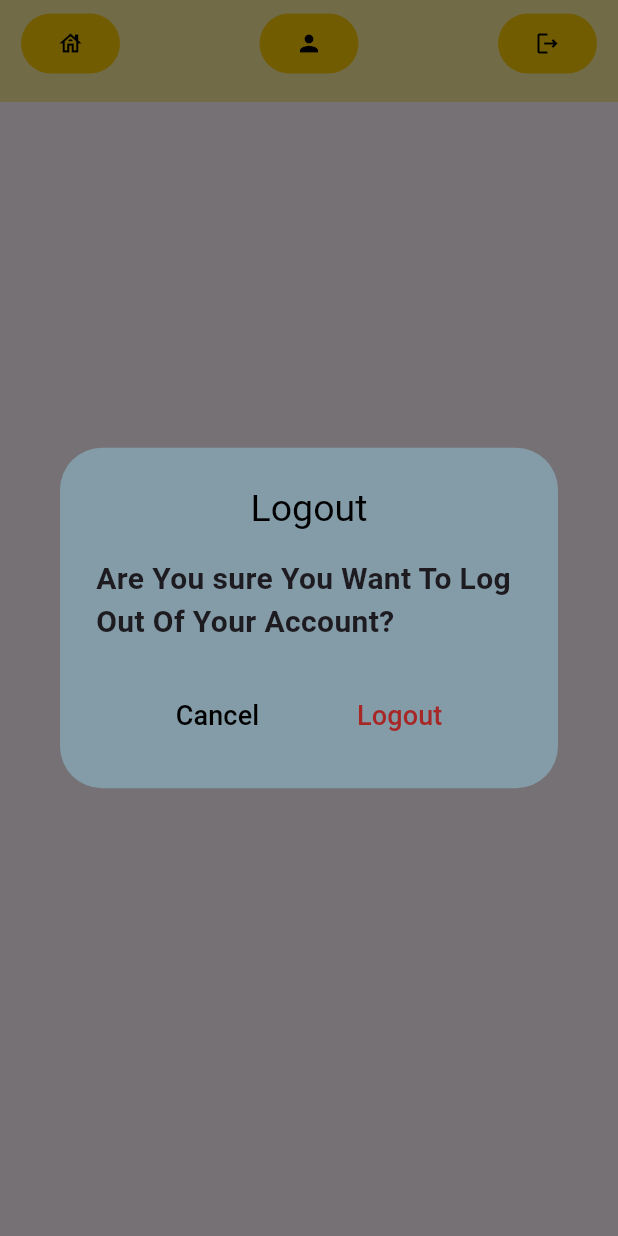
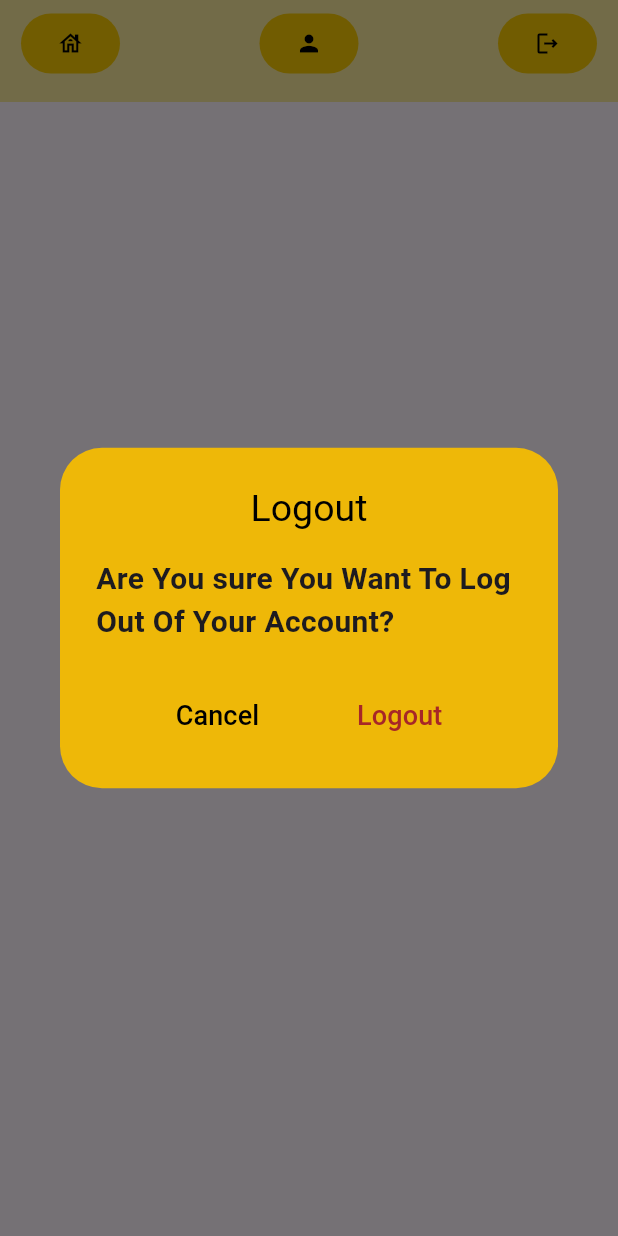
Before and after one commit to Takalani-Nedzanani/Transport_App, a Flutter app: the AdminNavbar widget shown alone on an empty page, opened directly, after a tap on the "logout" icon, on a phone screen of 412 x 824 dp. Run offline on Flutter 3.47's test engine with Material 3 defaults, Android fonts, the phone set to English and light mode, and no system bars; our stand-ins replace cloud_firestore, email_validator, firebase_auth, firebase_core, google_fonts, lottie; accounts and stored records are empty.

Commit message:
new code of lines

```diff
--- a/lib/pages/login.dart
+++ b/lib/pages/login.dart
@@ -318,11 +318,13 @@ class _LoginState extends State<Login> {
 
       if (role == 'admin') {
         Navigator.push(
+          // ignore: use_build_context_synchronously
           context,
           MaterialPageRoute(builder: (context) => AdminDashboard()),
         ); // Admin Home Screen
       } else {
         Navigator.push(
+          // ignore: use_build_context_synchronously
           context,
           MaterialPageRoute(builder: (context) => Home()),
         ); // User Home Screen
--- a/lib/pages/widgets/admin_navbar.dart
+++ b/lib/pages/widgets/admin_navbar.dart
@@ -79,7 +79,7 @@ class _AdminNavbarState extends State<AdminNavbar> {
                   context: context,
                   builder: (context) {
                     return AlertDialog(
-                      backgroundColor: const Color.fromARGB(255, 131, 156, 168),
+                      backgroundColor: const Color.fromARGB(255, 238, 184, 8),
                       actionsAlignment: MainAxisAlignment.spaceEvenly,
                       title: const Center(
                         child: Text(
--- a/lib/pages/widgets/navbar.dart
+++ b/lib/pages/widgets/navbar.dart
@@ -78,7 +78,7 @@ class _NavbarState extends State<Navbar> {
                   context: context,
                   builder: (context) {
                     return AlertDialog(
-                      backgroundColor: const Color.fromARGB(255, 131, 156, 168),
+                      backgroundColor: const Color.fromARGB(255, 233, 208, 13),
                       actionsAlignment: MainAxisAlignment.spaceEvenly,
                       title: const Center(
                         child: Text(
```
Also changed, not shown: lib/pages/home_page.dart (+6 -2 lines).
